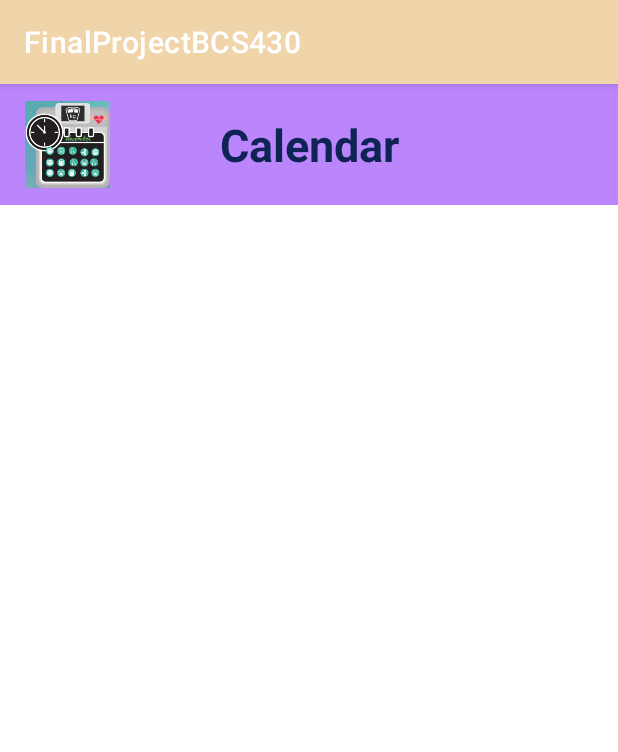
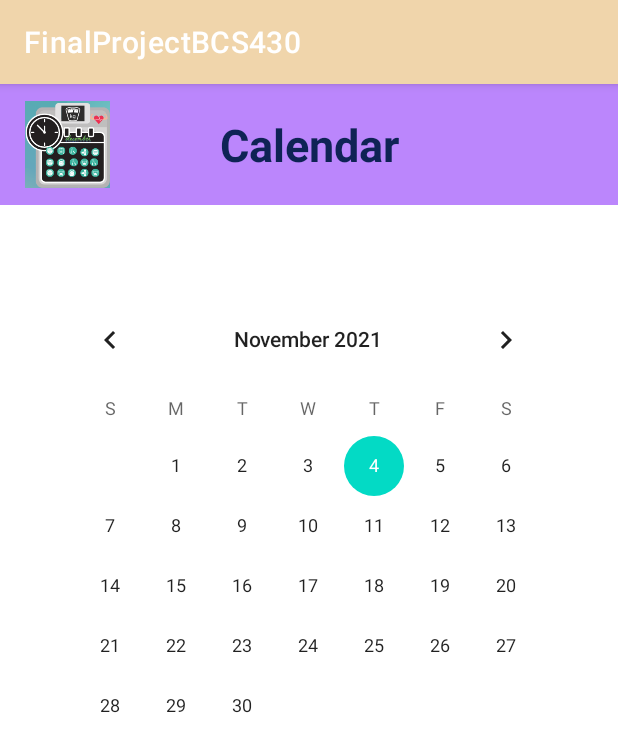
Before and after one commit to clofaso/AgileFitness, an Android app: the Calendar screen opened directly, with no data from a screen before it, on a phone screen of 412 x 824 dp. Shown: the top 752 px of the screen. Run offline under Robolectric (Android 15) with nearby library versions, the phone set to English and light mode, and no system bars.

Commit message:
Implemented internal app calendar

```diff
--- a/app/src/main/java/com/example/finalprojectbcs430W/Calendar.java
+++ b/app/src/main/java/com/example/finalprojectbcs430W/Calendar.java
@@ -3,12 +3,23 @@ package com.example.finalprojectbcs430W;
 import androidx.appcompat.app.AppCompatActivity;
 
 import android.os.Bundle;
+import android.view.View;
+import android.widget.CalendarView;
 
 public class Calendar extends AppCompatActivity {
+
+    CalendarView calendar;
 
     @Override
     protected void onCreate(Bundle savedInstanceState) {
         super.onCreate(savedInstanceState);
         setContentView(R.layout.activity_calendar);
+
+        calendar = findViewById(R.id.calendarView);
+    }
+
+    public void Currentdate(View view) {
+        long time = System.currentTimeMillis();
+        calendar.setDate(time,false,true);
     }
 }
--- a/app/src/main/res/layout/activity_calendar.xml
+++ b/app/src/main/res/layout/activity_calendar.xml
@@ -32,4 +32,14 @@
         app:layout_constraintBottom_toBottomOf="@id/header"
         app:layout_constraintLeft_toLeftOf="parent" />
 
+    <CalendarView
+        android:id="@+id/calendarView"
+        android:layout_width="wrap_content"
+        android:layout_height="wrap_content"
+        android:layout_marginTop="56dp"
+        app:layout_constraintEnd_toEndOf="parent"
+        app:layout_constraintHorizontal_bias="0.491"
+        app:layout_constraintStart_toStartOf="parent"
+        app:layout_constraintTop_toBottomOf="@id/header" />
+
 </androidx.constraintlayout.widget.ConstraintLayout>
```
